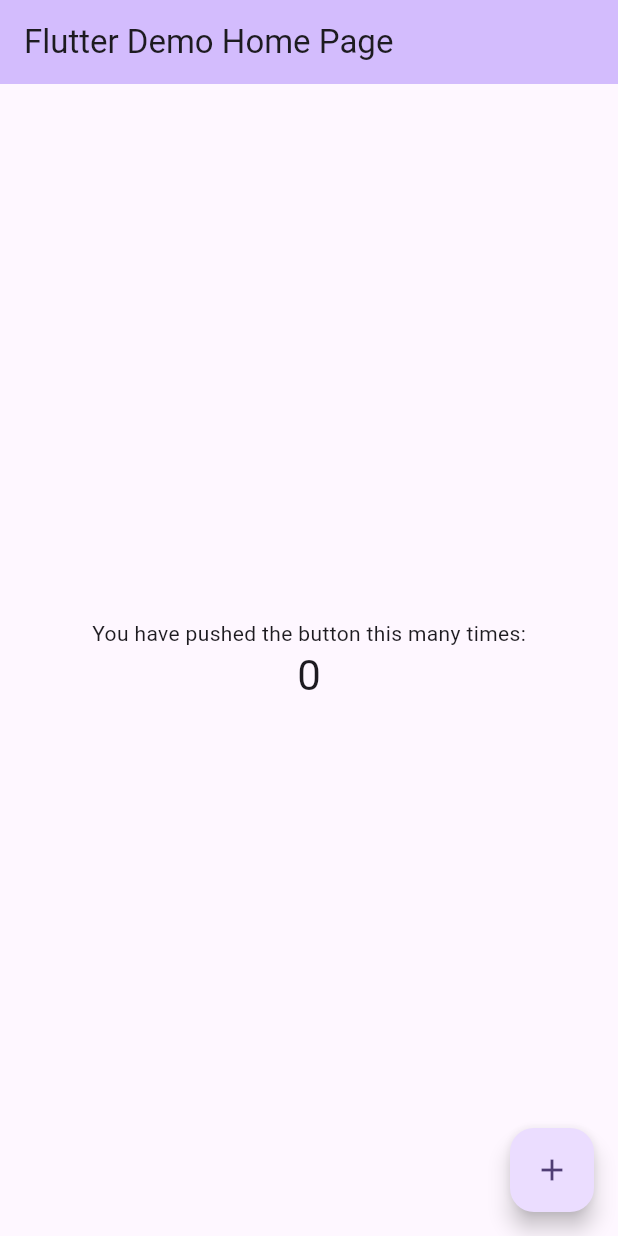
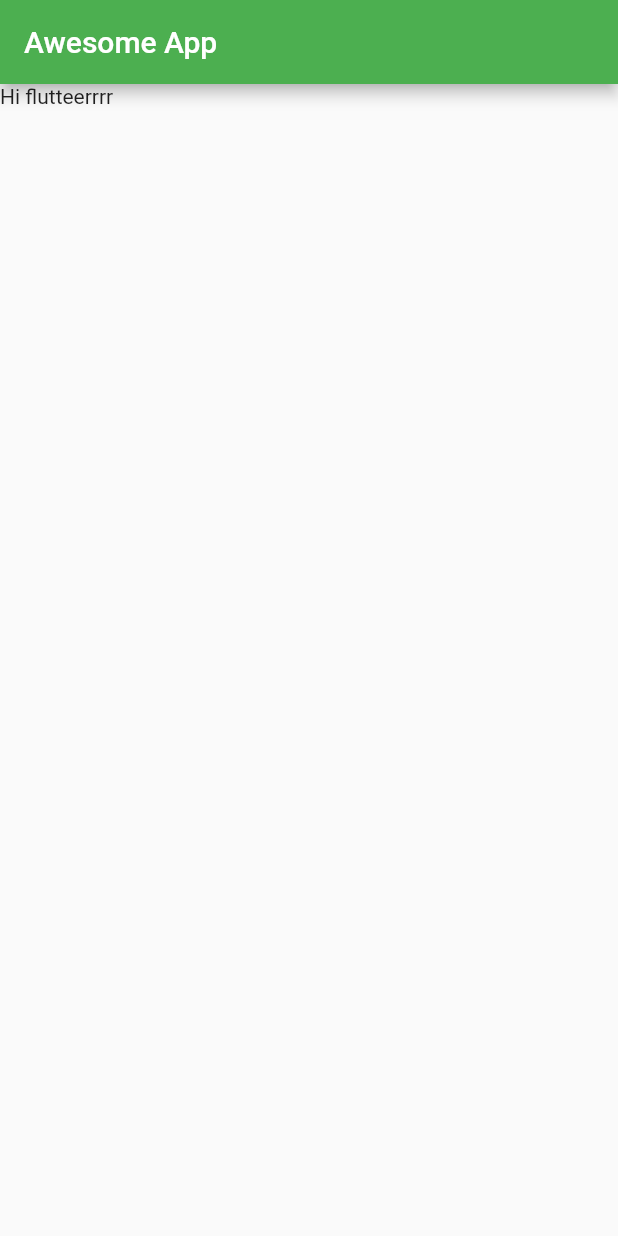
Before and after one commit to Karthiktoro/flutter-free, a Flutter app: the screen it shows after launch, on a phone screen of 412 x 824 dp. Run offline on Flutter 3.47's test engine with Material 2 defaults, Android fonts, the phone set to English and light mode, and no system bars.

Commit message:
chapter1

```diff
--- a/lib/main.dart
+++ b/lib/main.dart
@@ -1,125 +1,22 @@
 import 'package:flutter/material.dart';
 
 void main() {
-  runApp(const MyApp());
+  runApp(MaterialApp(
+    home: HomePage(),
+    theme: ThemeData(primarySwatch: Colors.green),
+  ));
 }
 
-class MyApp extends StatelessWidget {
-  const MyApp({super.key});
+class HomePage extends StatelessWidget {
+  const HomePage({super.key});
 
-  // This widget is the root of your application.
   @override
   Widget build(BuildContext context) {
-    return MaterialApp(
-      title: 'Flutter Demo',
-      theme: ThemeData(
-        // This is the theme of your application.
-        //
-        // TRY THIS: Try running your application with "flutter run". You'll see
-        // the application has a blue toolbar. Then, without quitting the app,
-        // try changing the seedColor in the colorScheme below to Colors.green
-        // and then invoke "hot reload" (save your changes or press the "hot
-        // reload" button in a Flutter-supported IDE, or press "r" if you used
-        // the command line to start the app).
-        //
-        // Notice that the counter didn't reset back to zero; the application
-        // state is not lost during the reload. To reset the state, use hot
-        // restart instead.
-        //
-        // This works for code too, not just values: Most code changes can be
-        // tested with just a hot reload.
-        colorScheme: ColorScheme.fromSeed(seedColor: Colors.deepPurple),
-        useMaterial3: true,
+    return Scaffold(
+      appBar: AppBar(title: Text("Awesome App")),
+      body: Container(
+        child: Text("Hi flutteerrrr"),
       ),
-      home: const MyHomePage(title: 'Flutter Demo Home Page'),
     );
   }
 }
-
-class MyHomePage extends StatefulWidget {
-  const MyHomePage({super.key, required this.title});
-
-  // This widget is the home page of your application. It is stateful, meaning
-  // that it has a State object (defined below) that contains fields that affect
-  // how it looks.
-
-  // This class is the configuration for the state. It holds the values (in this
-  // case the title) provided by the parent (in this case the App widget) and
-  // used by the build method of the State. Fields in a Widget subclass are
-  // always marked "final".
-
-  final String title;
-
-  @override
-  State<MyHomePage> createState() => _MyHomePageState();
-}
-
-class _MyHomePageState extends State<MyHomePage> {
-  int _counter = 0;
-
-  void _incrementCounter() {
-    setState(() {
-      // This call to setState tells the Flutter framework that something has
-      // changed in this State, which causes it to rerun the build method below
-      // so that the display can reflect the updated values. If we changed
-      // _counter without calling setState(), then the build method would not be
-      // called again, and so nothing would appear to happen.
-      _counter++;
-    });
-  }
-
-  @override
-  Widget build(BuildContext context) {
-    // This method is rerun every time setState is called, for instance as done
-    // by the _incrementCounter method above.
-    //
-    // The Flutter framework has been optimized to make rerunning build methods
-    // fast, so that you can just rebuild anything that needs updating rather
-    // than having to individually change instances of widgets.
-    return Scaffold(
-      appBar: AppBar(
-        // TRY THIS: Try changing the color here to a specific color (to
-        // Colors.amber, perhaps?) and trigger a hot reload to see the AppBar
-        // change color while the other colors stay the same.
-        backgroundColor: Theme.of(context).colorScheme.inversePrimary,
-        // Here we take the value from the MyHomePage object that was created by
-        // the App.build method, and use it to set our appbar title.
-        title: Text(widget.title),
-      ),
-      body: Center(
-        // Center is a layout widget. It takes a single child and positions it
-        // in the middle of the parent.
-        child: Column(
-          // Column is also a layout widget. It takes a list of children and
-          // arranges them vertically. By default, it sizes itself to fit its
-          // children horizontally, and tries to be as tall as its parent.
-          //
-          // Column has various properties to control how it sizes itself and
-          // how it positions its children. Here we use mainAxisAlignment to
-          // center the children vertically; the main axis here is the vertical
-          // axis because Columns are vertical (the cross axis would be
-          // horizontal).
-          //
-          // TRY THIS: Invoke "debug painting" (choose the "Toggle Debug Paint"
-          // action in the IDE, or press "p" in the console), to see the
-          // wireframe for each widget.
-          mainAxisAlignment: MainAxisAlignment.center,
-          children: <Widget>[
-            const Text(
-              'You have pushed the button this many times:',
-            ),
-            Text(
-              '$_counter',
-              style: Theme.of(context).textTheme.headlineMedium,
-            ),
-          ],
-        ),
-      ),
-      floatingActionButton: FloatingActionButton(
-        onPressed: _incrementCounter,
-        tooltip: 'Increment',
-        child: const Icon(Icons.add),
-      ), // This trailing comma makes auto-formatting nicer for build methods.
-    );
-  }
-}
```
